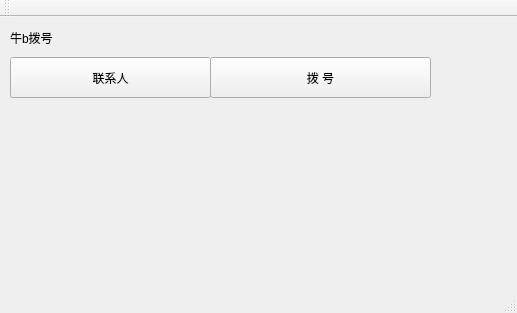
This is mainwindow.ui in yt2014/dail as Qt 5 draws it before an edit. The edited form follows.
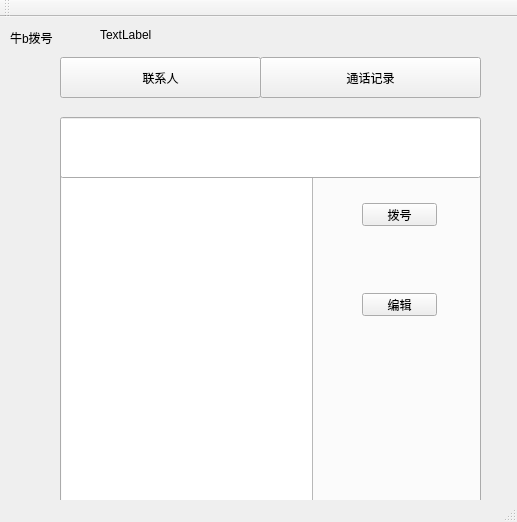
This is the edited form.

The edit to the form file:
```diff
--- a/mainwindow.ui
+++ b/mainwindow.ui
@@ -7,7 +7,7 @@
     <x>0</x>
     <y>0</y>
     <width>517</width>
-    <height>313</height>
+    <height>522</height>
    </rect>
   </property>
   <property name="windowTitle">
@@ -30,7 +30,7 @@
    <widget class="QPushButton" name="pBtn_Contactors">
     <property name="geometry">
      <rect>
-      <x>10</x>
+      <x>60</x>
       <y>40</y>
       <width>201</width>
       <height>41</height>
@@ -43,14 +43,112 @@
    <widget class="QPushButton" name="pBtn_Dail">
     <property name="geometry">
      <rect>
-      <x>210</x>
+      <x>260</x>
       <y>40</y>
       <width>221</width>
       <height>41</height>
      </rect>
     </property>
     <property name="text">
-     <string>拨 号</string>
+     <string>通话记录</string>
+    </property>
+   </widget>
+   <widget class="QTabWidget" name="tabWidget">
+    <property name="geometry">
+     <rect>
+      <x>60</x>
+      <y>130</y>
+      <width>421</width>
+      <height>361</height>
+     </rect>
+    </property>
+    <property name="autoFillBackground">
+     <bool>true</bool>
+    </property>
+    <property name="currentIndex">
+     <number>0</number>
+    </property>
+    <widget class="QWidget" name="tabContactors">
+     <attribute name="title">
+      <string>联系人</string>
+     </attribute>
+     <widget class="QListWidget" name="listWidget">
+      <property name="geometry">
+       <rect>
+        <x>-10</x>
+        <y>0</y>
+        <width>261</width>
+        <height>341</height>
+       </rect>
+      </property>
+      <property name="autoFillBackground">
+       <bool>true</bool>
+      </property>
+     </widget>
+     <widget class="QPushButton" name="pBtn_Dailout">
+      <property name="geometry">
+       <rect>
+        <x>300</x>
+        <y>30</y>
+        <width>75</width>
+        <height>23</height>
+       </rect>
+      </property>
+      <property name="text">
+       <string>拨号</string>
+      </property>
+     </widget>
+     <widget class="QPushButton" name="pBtn_Edit">
+      <property name="geometry">
+       <rect>
+        <x>300</x>
+        <y>120</y>
+        <width>75</width>
+        <height>23</height>
+       </rect>
+      </property>
+      <property name="text">
+       <string>编辑</string>
+      </property>
+     </widget>
+    </widget>
+    <widget class="QWidget" name="tabRecord">
+     <attribute name="title">
+      <string>通话记录</string>
+     </attribute>
+    </widget>
+    <widget class="QWidget" name="tabRingup">
+     <attribute name="title">
+      <string>来电</string>
+     </attribute>
+    </widget>
+    <widget class="QWidget" name="tabDailout">
+     <attribute name="title">
+      <string>拨号</string>
+     </attribute>
+    </widget>
+   </widget>
+   <widget class="QLineEdit" name="lineEdit">
+    <property name="geometry">
+     <rect>
+      <x>60</x>
+      <y>100</y>
+      <width>421</width>
+      <height>61</height>
+     </rect>
+    </property>
+   </widget>
+   <widget class="QLabel" name="label_indications">
+    <property name="geometry">
+     <rect>
+      <x>100</x>
+      <y>10</y>
+      <width>311</width>
+      <height>16</height>
+     </rect>
+    </property>
+    <property name="text">
+     <string>TextLabel</string>
     </property>
    </widget>
   </widget>
```
Left out of the diff: 4 changed lines with no effect on the pictures.
